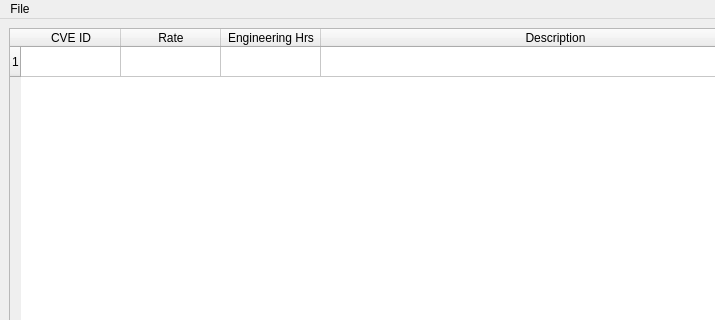
The window that RunScanWindow.ui (SeanDavies22/Vibing-Leopards) describes before a commit, drawn with Qt 5; both pictures show x 0 to 715 and y 0 to 320 of the 800 by 575 pixel window.
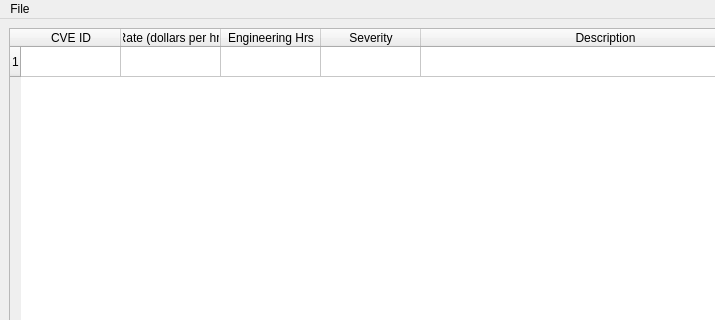
The same window after the commit.

Commit message: Got table working with severity column and pop up box details.

Diff of the .ui file:
```diff
--- a/RunScanWindow.ui
+++ b/RunScanWindow.ui
@@ -159,7 +159,7 @@
         </column>
         <column>
          <property name="text">
-          <string>Rate</string>
+          <string>Rate (dollars per hr)</string>
          </property>
         </column>
         <column>
@@ -167,6 +167,11 @@
           <string>Engineering Hrs</string>
          </property>
         </column>
+        <column>
+         <property name="text">
+          <string>Severity</string>
+         </property>
+        </column>
         <column>
          <property name="text">
           <string>Description</string>
```
Left out of the diff: 2 changed lines with no effect on the pictures. The commit also changes 5 other files.
